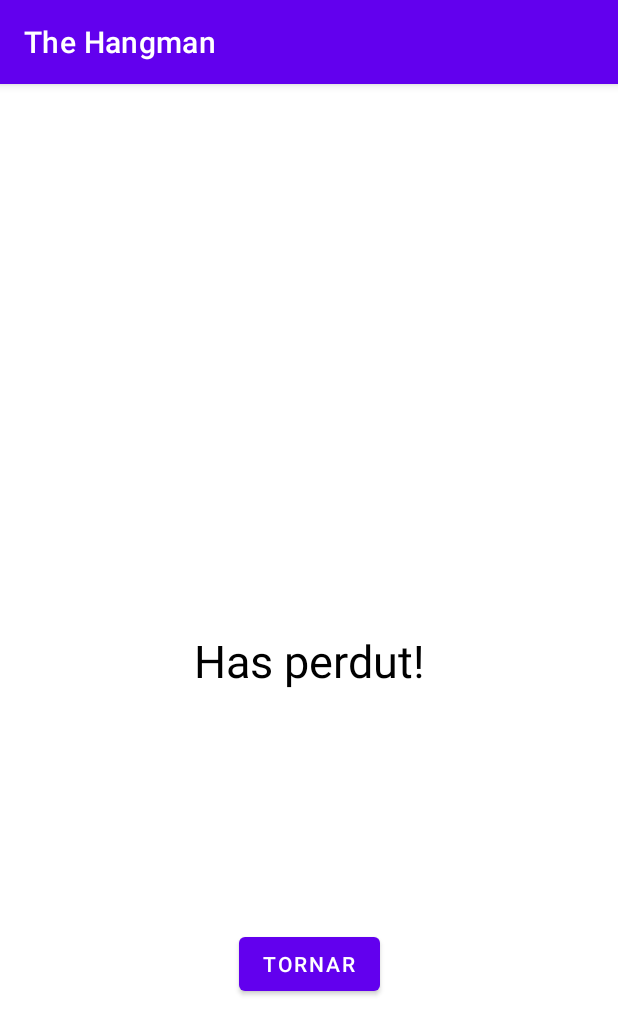
After one commit to DA-102386-2223/thehangman2, an Android app: the EndGameActivity screen opened directly, with no data from a screen before it, on a phone screen of 412 x 824 dp. The commit adds this screen. Shown: the top 1035 px of the screen. Run offline under Robolectric (Android 15) with nearby library versions, the phone set to English and light mode, and no system bars.

Commit message:
requisit1.4

```diff
--- a/app/src/main/AndroidManifest.xml
+++ b/app/src/main/AndroidManifest.xml
@@ -11,6 +11,9 @@
         android:supportsRtl="true"
         android:theme="@style/Theme.TheHangman"
         tools:targetApi="31">
+        <activity
+            android:name=".EndGameActivity"
+            android:exported="false" />
         <activity
             android:name=".views.PreviousScoresActivity"
             android:exported="false" />
--- /dev/null
+++ b/app/src/main/java/cat/udl/gtidic/course2223/teacher/thehangman/EndGameActivity.java
@@ -0,0 +1,32 @@
+package cat.udl.gtidic.course2223.teacher.thehangman;
+
+import androidx.appcompat.app.AppCompatActivity;
+
+import android.content.Intent;
+import android.os.Bundle;
+import android.widget.Button;
+import android.widget.TextView;
+
+public class EndGameActivity extends AppCompatActivity {
+
+    private boolean isPlayerWinner;
+
+    @Override
+    protected void onCreate(Bundle savedInstanceState) {
+        super.onCreate(savedInstanceState);
+        setContentView(R.layout.activity_end_game);
+
+        Intent i = getIntent();
+        isPlayerWinner = i.getBooleanExtra("isPlayerWinner", false);
+
+        TextView tv = findViewById(R.id.endGameTextView);
+        Button btn = findViewById(R.id.endGameButton);
+
+        if (isPlayerWinner) tv.setText("Has guanyat!");
+        else tv.setText("Has perdut!");
+
+        btn.setOnClickListener(v -> {
+            finish();
+        });
+    }
+}
--- a/app/src/main/java/cat/udl/gtidic/course2223/teacher/thehangman/views/GameActivity.java
+++ b/app/src/main/java/cat/udl/gtidic/course2223/teacher/thehangman/views/GameActivity.java
@@ -6,6 +6,7 @@
 import androidx.lifecycle.ViewModelProvider;
 
 import android.content.Context;
+import android.content.Intent;
 import android.graphics.drawable.Drawable;
 import android.os.Bundle;
 import android.text.InputFilter;
@@ -21,6 +22,7 @@
 import com.google.firebase.auth.FirebaseAuth;
 import com.google.firebase.auth.FirebaseUser;
 
+import cat.udl.gtidic.course2223.teacher.thehangman.EndGameActivity;
 import cat.udl.gtidic.course2223.teacher.thehangman.databinding.ActivityGameBinding;
 import cat.udl.gtidic.course2223.teacher.thehangman.models.Game;
 import cat.udl.gtidic.course2223.teacher.thehangman.R;
@@ -150,6 +152,9 @@
             btnNewLetter.setEnabled(false);
             etNewLetter.setEnabled(false);
             finish();
+            Intent intent = new Intent(this, EndGameActivity.class);
+            intent.putExtra("isPlayerWinner", playerWinner);
+            startActivity(intent);
         }
     }
 
--- /dev/null
+++ b/app/src/main/res/layout/activity_end_game.xml
@@ -0,0 +1,31 @@
+<?xml version="1.0" encoding="utf-8"?>
+<androidx.constraintlayout.widget.ConstraintLayout xmlns:android="http://schemas.android.com/apk/res/android"
+    xmlns:app="http://schemas.android.com/apk/res-auto"
+    xmlns:tools="http://schemas.android.com/tools"
+    android:layout_width="match_parent"
+    android:layout_height="match_parent"
+    tools:context=".EndGameActivity">
+
+    <TextView
+        android:layout_width="wrap_content"
+        android:layout_height="wrap_content"
+        android:id="@+id/endGameTextView"
+        android:text="TEMP"
+        android:textSize="30sp"
+        android:textColor="@color/black"
+        app:layout_constraintBottom_toBottomOf="parent"
+        app:layout_constraintEnd_toEndOf="parent"
+        app:layout_constraintStart_toStartOf="parent"
+        app:layout_constraintTop_toTopOf="parent"/>
+
+    <Button
+        android:layout_width="wrap_content"
+        android:layout_height="wrap_content"
+        android:id="@+id/endGameButton"
+        android:text="Tornar"
+        app:layout_constraintBottom_toBottomOf="parent"
+        app:layout_constraintEnd_toEndOf="parent"
+        app:layout_constraintStart_toStartOf="parent"
+        app:layout_constraintTop_toBottomOf="@id/endGameTextView"/>
+
+</androidx.constraintlayout.widget.ConstraintLayout>
```
